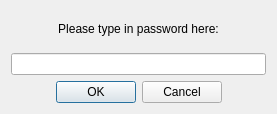
Above: client/connectdb_widget.ui from dmytrobogovych/noo before the change. Below: the same form after it.
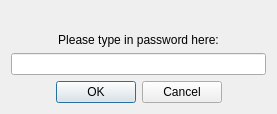
That is the form after the change.

What changed in the file:
```diff
--- a/client/connectdb_widget.ui
+++ b/client/connectdb_widget.ui
@@ -10,10 +10,35 @@
     <height>114</height>
    </rect>
   </property>
+  <property name="minimumSize">
+   <size>
+    <width>200</width>
+    <height>100</height>
+   </size>
+  </property>
+  <property name="maximumSize">
+   <size>
+    <width>400</width>
+    <height>150</height>
+   </size>
+  </property>
   <property name="windowTitle">
    <string>Form</string>
   </property>
   <layout class="QVBoxLayout" name="verticalLayout">
+   <item>
+    <widget class="QLabel" name="mMessageLabel">
+     <property name="text">
+      <string/>
+     </property>
+     <property name="textFormat">
+      <enum>Qt::PlainText</enum>
+     </property>
+     <property name="alignment">
+      <set>Qt::AlignCenter</set>
+     </property>
+    </widget>
+   </item>
    <item>
     <widget class="QLabel" name="mPasswordLabel">
      <property name="text">
```
Left out of the diff: 9 changed lines with no effect on the pictures.
